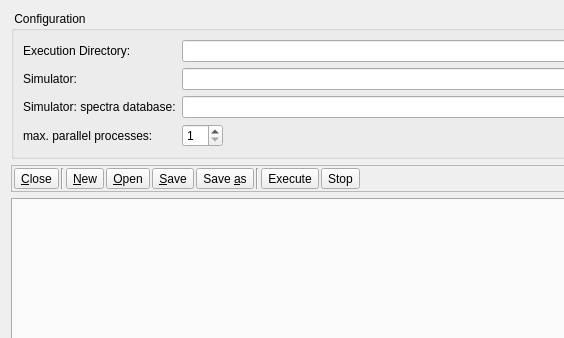
Before: the Qt Designer form plugins/qfe_fcssimulator/qfefcssimmainwidnow.ui in jkriege2/QuickFit3, drawn with Qt 5; both pictures show x 0 to 564 and y 0 to 338 of the 779 by 535 pixel window.
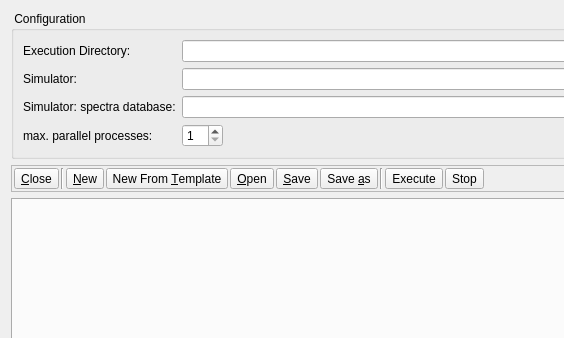
After: the same form once the commit is applied. Icons and pictures are not drawn. Custom widgets are drawn as their Qt base class.

Commit message: improved simulator with templates ... added first template

```diff
--- a/plugins/qfe_fcssimulator/qfefcssimmainwidnow.ui
+++ b/plugins/qfe_fcssimulator/qfefcssimmainwidnow.ui
@@ -145,6 +145,20 @@
         </property>
        </widget>
       </item>
+      <item>
+       <widget class="QToolButton" name="btnNewFromTemplate">
+        <property name="toolTip">
+         <string>create a new simulator configuration from a template</string>
+        </property>
+        <property name="text">
+         <string>New From &amp;Template</string>
+        </property>
+        <property name="icon">
+         <iconset resource="../../lib/lib.qrc">
+          <normaloff>:/lib/icons/document_import.png</normaloff>:/lib/icons/document_import.png</iconset>
+        </property>
+       </widget>
+      </item>
       <item>
        <widget class="QToolButton" name="btnOpen">
         <property name="text">
```
Left out of the diff: 51 changed lines with no effect on the pictures. The commit also changes 6 other files.
